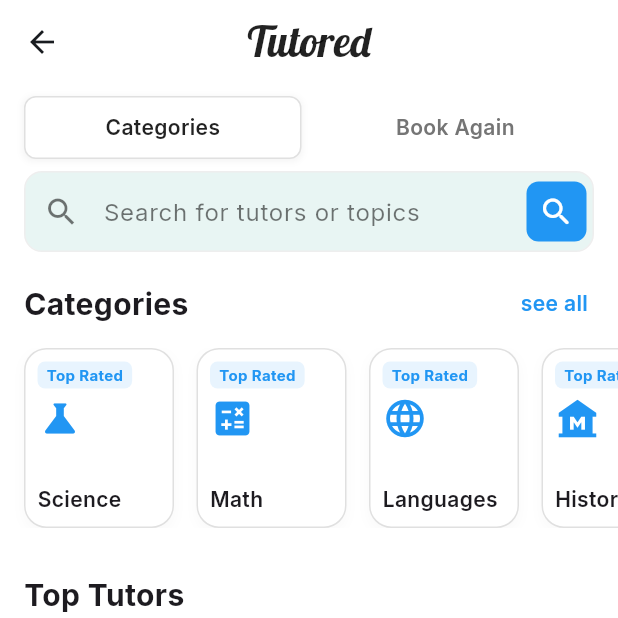
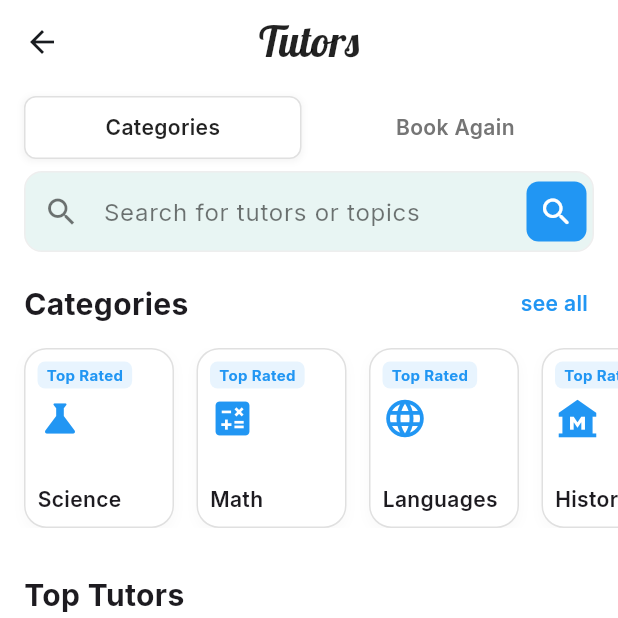
Before and after one commit to danielaguardad0/Mentu_Semana6, a Flutter app: the TutoringScreen screen opened by its route, on a phone screen of 412 x 824 dp, the top half of it. Run offline on Flutter 3.47's test engine with Material 3 defaults, Android fonts, the phone set to English and light mode, and no system bars; our stand-ins replace fl_chart, flutter_riverpod, google_fonts, table_calendar.

Commit message:
Tittle Tutors

```diff
--- a/lib/main.dart
+++ b/lib/main.dart
@@ -35,7 +35,7 @@ class MentuApp extends StatelessWidget {
         '/login': (context) => const LoginScreen(),
         '/dashboard': (context) => const DashboardScreen(),
         '/calendar': (context) => const CalendarScreen(),
-        '/tutoring': (context) => TutoringScreen(),
+        '/tutoring': (context) => const TutoringScreen(),
         '/tasks': (context) => const TasksScreen(),
         '/profile': (context) => const ProfileScreen(),
       },
--- a/lib/screens/login/login_screen.dart
+++ b/lib/screens/login/login_screen.dart
@@ -116,7 +116,7 @@ class LoginScreen extends StatelessWidget {
                 // Enlace para ir a Crear Cuenta (similar al OutlinedButton, pero más simple)
                 TextButton(
                   onPressed: () => Navigator.pushNamed(context, '/signup'),
-                  child: Text(
+                  child: const Text(
                     '¿Aún no tienes cuenta? Regístrate',
                     style: TextStyle(
                         color: Colors.black54,
--- a/lib/screens/tasks/tasks_screen.dart
+++ b/lib/screens/tasks/tasks_screen.dart
@@ -201,7 +201,7 @@ class _TasksScreenState extends State<TasksScreen>
             indicatorColor: Colors.transparent, // elimina línea
             indicatorWeight: 0, // asegura que no se dibuje
             dividerColor: Colors.transparent, // 🔥 elimina divisor por defecto
-            overlayColor: MaterialStateProperty.all(
+            overlayColor: WidgetStateProperty.all(
                 Colors.transparent), // 🔥 elimina resaltado
             splashFactory: NoSplash.splashFactory, // 🔥 sin efecto splash
             labelColor: Colors.white,
--- a/lib/screens/tutoring/tutoring_screen.dart
+++ b/lib/screens/tutoring/tutoring_screen.dart
@@ -231,9 +231,7 @@ class _TutoringScreenState extends State<TutoringScreen> {
               ),
             )
           else
-            ..._filteredTopTutors
-                .map((tutor) => _TopTutorItem(tutor: tutor))
-                .toList(),
+            ..._filteredTopTutors.map((tutor) => _TopTutorItem(tutor: tutor)),
           const SizedBox(height: 25),
           InkWell(
             onTap: () {
@@ -388,7 +386,7 @@ class _TutoringScreenState extends State<TutoringScreen> {
         elevation: 0,
         centerTitle: true,
         title: Text(
-          "Tutored",
+          "Tutors",
           style: GoogleFonts.lobster(fontSize: 28, color: Colors.black87),
         ),
       ),
```
